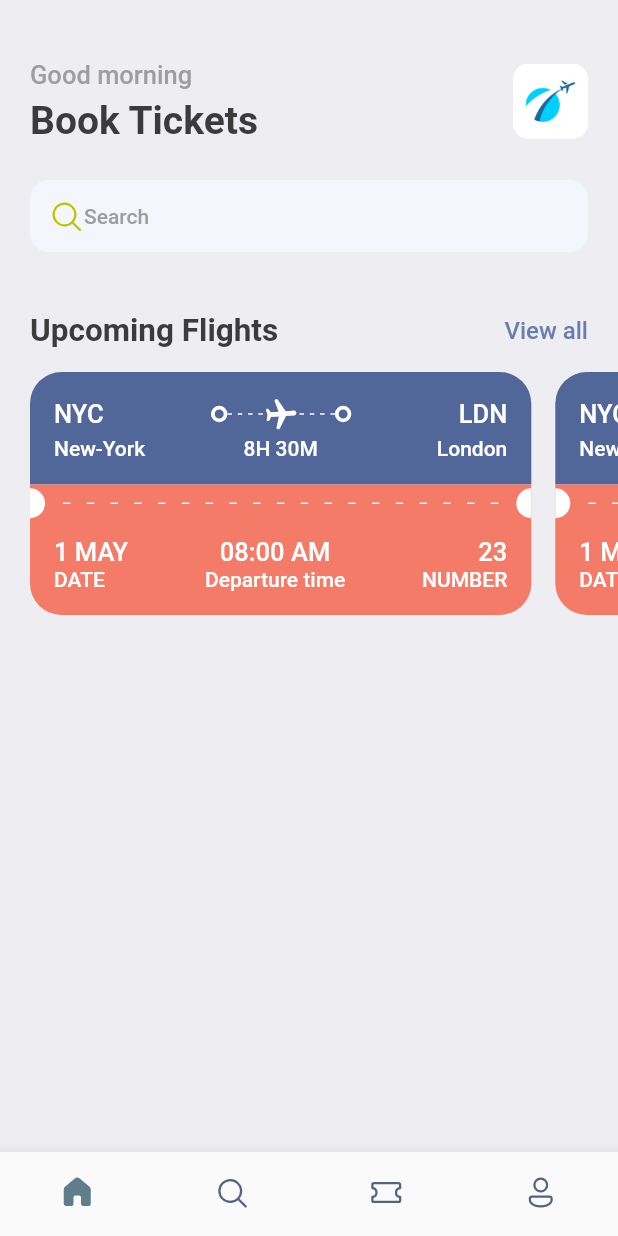
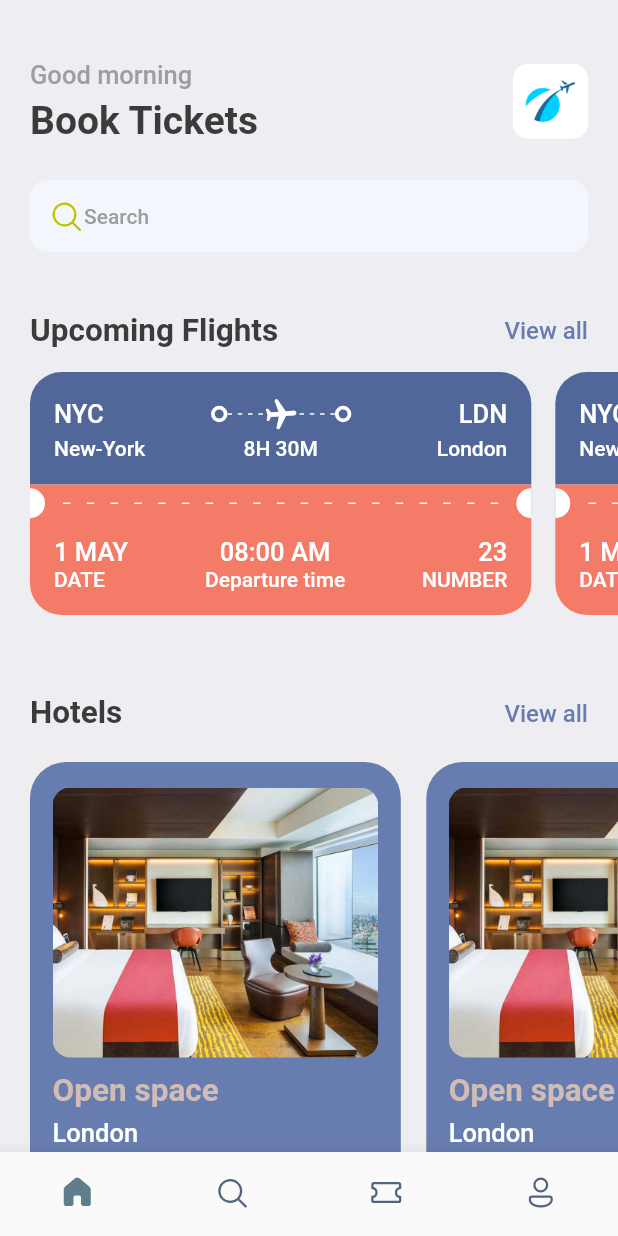
Before and after one commit to ruvima/booktickets, a Flutter app: the screen it shows after launch, on a phone screen of 412 x 824 dp. Run offline on Flutter 3.47's test engine with Material 2 defaults, Android fonts, the phone set to English and light mode, and no system bars; our stand-ins replace fluentui_icons, gap.

Commit message:
hotel cards

```diff
--- a/lib/screens/home_screen.dart
+++ b/lib/screens/home_screen.dart
@@ -1,3 +1,4 @@
+import 'package:booktickets/screens/hotel_screen.dart';
 import 'package:booktickets/screens/ticket_view.dart';
 import 'package:booktickets/utils/app_styles.dart';
 import 'package:fluentui_icons/fluentui_icons.dart';
@@ -40,9 +41,9 @@ class HomeScreen extends StatelessWidget {
                       height: 50,
                       decoration: BoxDecoration(
                         borderRadius: BorderRadius.circular(10),
-                        image: DecorationImage(
+                        image: const DecorationImage(
                           fit: BoxFit.fitHeight,
-                          image: AssetImage('assets/images/img_1.png'),
+                          image: const AssetImage('assets/images/img_1.png'),
                         ),
                       ),
                     )
@@ -98,12 +99,47 @@ class HomeScreen extends StatelessWidget {
             padding: const EdgeInsets.only(left: 20),
             child: Row(
               children: [
-                TicketView(),
-                TicketView(),
-                TicketView(),
+                const TicketView(),
+                const TicketView(),
+                const TicketView(),
               ],
             ),
-          )
+          ),
+          const Gap(15),
+          Container(
+            padding: const EdgeInsets.symmetric(horizontal: 20),
+            child: Row(
+              mainAxisAlignment: MainAxisAlignment.spaceBetween,
+              children: [
+                Text(
+                  'Hotels',
+                  style: Styles.headLineStyle2,
+                ),
+                InkWell(
+                  onTap: () {
+                    print('You are tapping');
+                  },
+                  child: Text(
+                    'View all',
+                    style:
+                        Styles.textStyle.copyWith(color: Styles.primaryColor),
+                  ),
+                ),
+              ],
+            ),
+          ),
+          const Gap(15),
+          SingleChildScrollView(
+              scrollDirection: Axis.horizontal,
+              padding: const EdgeInsets.only(left: 20),
+              child: Row(
+                children: [
+                  HotelScreen(),
+                  HotelScreen(),
+                  HotelScreen(),
+                  HotelScreen(),
+                ],
+              )),
         ],
       ),
     );
--- /dev/null
+++ b/lib/screens/hotel_screen.dart
@@ -0,0 +1,63 @@
+import 'package:booktickets/utils/app_layout.dart';
+import 'package:booktickets/utils/app_styles.dart';
+import 'package:flutter/material.dart';
+import 'package:gap/gap.dart';
+
+class HotelScreen extends StatelessWidget {
+  const HotelScreen({Key? key}) : super(key: key);
+
+  @override
+  Widget build(BuildContext context) {
+    final size = AppLayout.getSize(context);
+    return Container(
+      width: size.width * 0.6,
+      height: 350,
+      padding: const EdgeInsets.symmetric(
+        horizontal: 15,
+        vertical: 17,
+      ),
+      margin: const EdgeInsets.only(right: 17, top: 5),
+      decoration: BoxDecoration(
+          borderRadius: BorderRadius.circular(24),
+          color: Styles.primaryColor,
+          boxShadow: [
+            BoxShadow(
+              color: Colors.grey.shade200,
+              blurRadius: 2,
+              spreadRadius: 5,
+            ),
+          ]),
+      child: Column(
+        crossAxisAlignment: CrossAxisAlignment.start,
+        children: [
+          Container(
+            height: 180,
+            decoration: BoxDecoration(
+              borderRadius: BorderRadius.circular(12),
+              color: Styles.primaryColor,
+              image: const DecorationImage(
+                fit: BoxFit.cover,
+                image: AssetImage('assets/images/one.png'),
+              ),
+            ),
+          ),
+          const Gap(10),
+          Text(
+            'Open space',
+            style: Styles.headLineStyle2.copyWith(color: Styles.kakiColor),
+          ),
+          const Gap(5),
+          Text(
+            'London',
+            style: Styles.headLineStyle3.copyWith(color: Colors.white),
+          ),
+          const Gap(8),
+          Text(
+            '\$40/night',
+            style: Styles.headLineStyle1.copyWith(color: Styles.kakiColor),
+          ),
+        ],
+      ),
+    );
+  }
+}
--- a/lib/utils/app_styles.dart
+++ b/lib/utils/app_styles.dart
@@ -7,6 +7,7 @@ class Styles {
   static Color textColor = const Color(0xFF3b3b3b);
   static Color bgColor = const Color(0xFFeeedf2);
   static Color orangeColor = const Color(0xFFF37B67);
+  static Color kakiColor = const Color(0xFFd2bdb6);
   static TextStyle textStyle =
       TextStyle(fontSize: 16, color: textColor, fontWeight: FontWeight.w500);
   static TextStyle headLineStyle1 =
```
